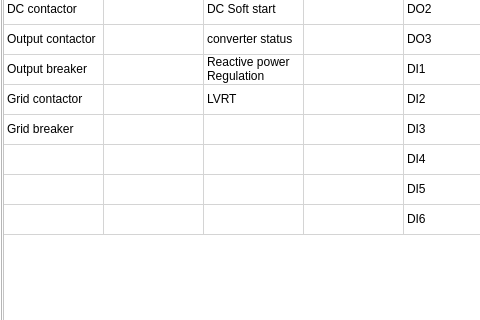
megarevolpr/Win, file win.ui: the form before one commit; both pictures show x 0 to 480 and y 133 to 453 of the 981 by 562 pixel window.
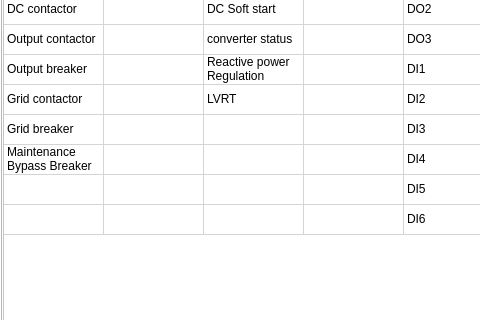
The form after the commit. The open tabs and pages were chosen to show the change. Icons and pictures are not drawn.

Diff of the .ui file:
```diff
--- a/win.ui
+++ b/win.ui
@@ -4494,6 +4494,11 @@
                    <string>DI3</string>
                   </property>
                  </item>
+                 <item row="6" column="0">
+                  <property name="text">
+                   <string>Maintenance Bypass Breaker</string>
+                  </property>
+                 </item>
                  <item row="6" column="4">
                   <property name="text">
                    <string>DI4</string>
```
Left out of the diff: 4 changed lines with no effect on the pictures.
